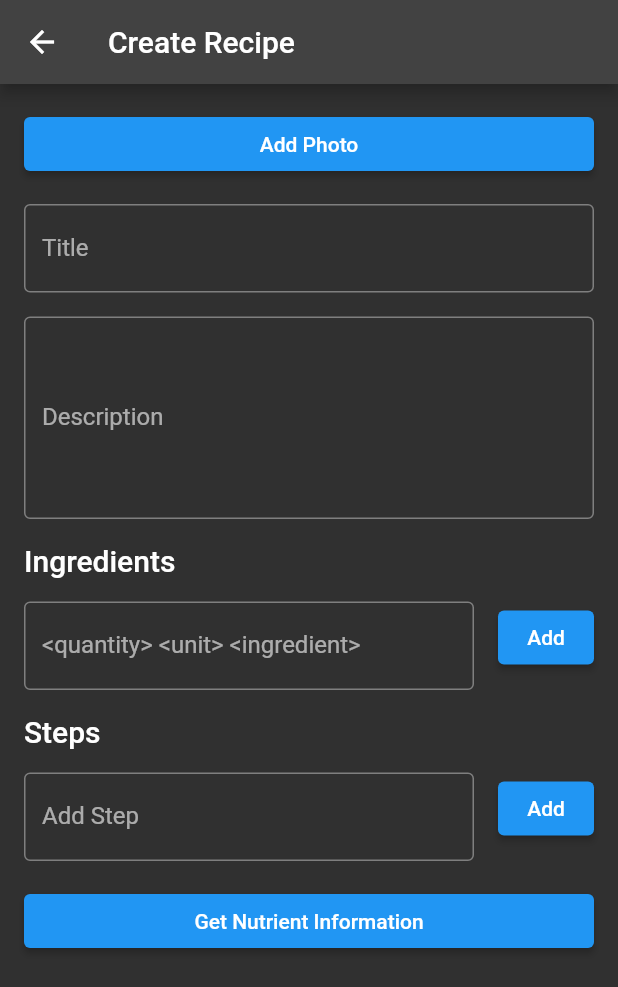
After one commit to KarthikAvinash/4epicure_final_app, a Flutter app: the CreateRecipeScreen screen opened directly, on a phone screen of 412 x 824 dp. The commit adds this screen. Shown: the top 987 px of the screen. Run offline on Flutter 3.47's test engine with Material 2 defaults, Android fonts, the phone set to English and light mode, and no system bars; our stand-ins replace animated_text_kit, flip_card, flutter_riverpod, flutter_spinkit, image_picker, material_design_icons_flutter and 5 more; missing offline and left inert: dart:html, flappy_search_bar_ns, iso_duration_parser, miniplayer; accounts and stored records are empty.

Commit message:
2nd commit

```diff
--- a/lib/globals.dart
+++ b/lib/globals.dart
@@ -2,7 +2,7 @@ library my_project.globals;
 
 import 'package:flutter/material.dart';
 
-const int user_id = 1;
+ int user_id = 1;
 
 bool isLight = false;
 Color card_color = Color.fromRGBO(220, 208, 208, 1);
@@ -11,3 +11,7 @@ Border border_color = Border.all(
   color: isLight ? Colors.white30 : Colors.black,
   width: 1.0,
 );
+
+ void setUserId(int userId) {
+    user_id = userId;
+}
--- a/lib/main.dart
+++ b/lib/main.dart
@@ -216,7 +216,7 @@ class MyApp extends StatelessWidget {
           selectedItemColor: Colors.white,
         ),
       ),
-      home: TabsScreen(),
+      home:const SignupScreen(),
     );
   }
 }
--- /dev/null
+++ b/lib/screens/add_recipe_screen.dart
@@ -0,0 +1,234 @@
+// TODO Implement this library.
+import 'dart:convert';
+import 'dart:io';
+import 'package:flutter/material.dart';
+import 'package:http/http.dart' as http;
+import 'dart:io';
+import 'package:image_picker/image_picker.dart';
+
+
+class CreateRecipeScreen extends StatefulWidget {
+  @override
+  _CreateRecipeScreenState createState() => _CreateRecipeScreenState();
+}
+
+class _CreateRecipeScreenState extends State<CreateRecipeScreen> {
+  final _formKey = GlobalKey<FormState>();
+
+  File? _imageFile;
+  List<String> _ingredients = [];
+  List<String> _steps = [];
+  String? _calories;
+  String? _protein;
+  String? _carbs;
+  String? _fat;
+
+  final _ingredientController = TextEditingController();
+  final _quantityController = TextEditingController();
+  final _stepController = TextEditingController();
+  final _titleController = TextEditingController();
+  final _descriptionController = TextEditingController();
+
+
+
+  void _addIngredient() {
+    setState(() {
+      final ingredient = _ingredientController.text.trim();
+      final quantity = _quantityController.text.trim();
+      _ingredients.add('$quantity $ingredient');
+      _ingredientController.clear();
+      _quantityController.clear();
+    });
+  }
+
+  void _addStep() {
+    setState(() {
+      _steps.add(_stepController.text);
+      _stepController.clear();
+    });
+  }
+// xxx
+  Future<void> _pickImage() async {
+  final pickedFile = await ImagePicker().getImage(source: ImageSource.gallery);
+  if (pickedFile != null) {
+    setState(() {
+      _imageFile = File(pickedFile.path);
+      final imagePath = _imageFile!.path;
+      print(imagePath);
+    });
+  }
+}
+//  xx
+
+  Future<void> _getNutrientData() async {
+    final apiKey = '27e2478852da65b9999df7eea78ec1e5';
+  final ingr = _ingredients.map((ingredient) => Uri.encodeComponent(ingredient)).join('%0D%0A');
+    final url = 'https://api.edamam.com/api/nutrition-data?app_id=a91a4cfb&app_key=$apiKey&ingr=$ingr';
+    final response = await http.get(Uri.parse(url));
+    print(response.body);
+    final nutrientData = json.decode(response.body);
+    setState(() {
+      _calories = nutrientData['calories'].toStringAsFixed(1);
+      _protein = nutrientData['totalNutrients']['PROCNT']['quantity'].toStringAsFixed(1);
+      _carbs = nutrientData['totalNutrients']['CHOCDF']['quantity'].toStringAsFixed(1);
+      _fat = nutrientData['totalNutrients']['FAT']['quantity'].toStringAsFixed(1);
+    });
+  }
+
+  @override
+  void dispose() {
+    _ingredientController.dispose();
+    _stepController.dispose();
+    super.dispose();
+  }
+
+  @override
+  Widget build(BuildContext context) {
+    return Scaffold(
+      appBar: AppBar(
+        title: Text('Create Recipe'),
+      ),
+      body: SingleChildScrollView(
+        child: Padding(
+          padding: const EdgeInsets.all(16.0),
+          child: Form(
+            key: _formKey,
+            child: Column(
+              crossAxisAlignment: CrossAxisAlignment.stretch,
+              children: [
+                if (_imageFile != null) ...[
+                  Image.file(_imageFile!),
+                  SizedBox(height: 16.0),
+                ],
+                ElevatedButton(
+                  onPressed: _pickImage,
+                  child: Text('Add Photo'),
+                ),
+                SizedBox(height: 16.0),
+                TextFormField(
+                  controller:_titleController,
+                  decoration: InputDecoration(
+                    labelText: 'Title',
+                    border: OutlineInputBorder(),
+                  ),
+                  validator: (value) {
+                    if (value == null || value.isEmpty) {
+                      return 'Please enter a title';
+                    }
+                    return null;
+                  },
+                ),
+                SizedBox(height: 16.0),
+                TextFormField(
+                  controller: _descriptionController,
+                  decoration: InputDecoration(
+                    labelText: 'Description',
+                    border: OutlineInputBorder(),
+                  ),
+                  maxLines: 5,
+                  validator: (value) {
+                    if (value == null || value.isEmpty) {
+                      return 'Please enter a description';
+                    }
+                    return null;
+                  },
+                ),
+                SizedBox(height: 16.0),
+                Text('Ingredients', style: Theme.of(context).textTheme.headline6),
+                SizedBox(height: 16.0),
+                Row(
+                  crossAxisAlignment: CrossAxisAlignment.start,
+                  children: [
+                    Expanded(
+                      child: TextFormField(
+                        controller: _ingredientController,
+                        decoration: InputDecoration(
+                          labelText: '<quantity> <unit> <ingredient>',
+                          border: OutlineInputBorder(),
+                        ),
+                      ),
+                    ),
+                    SizedBox(width: 16.0),
+                    ElevatedButton(
+                      onPressed: _addIngredient,
+                      child: Text('Add'),
+                    ),
+                  ],
+                ),
+            SizedBox(height: 16.0),
+            if(_ingredients.isNotEmpty) ...[
+              Column(
+                crossAxisAlignment: CrossAxisAlignment.start,
+                children: [
+                  Text('Ingredients:', style: TextStyle(fontWeight: FontWeight.bold)),
+                  SizedBox(height: 8.0),
+                  for (final ingredient in _ingredients)
+                    Text('• $ingredient'),
+                ],
+              ),
+              SizedBox(height: 16.0),
+            ],
+            Text('Steps', style: Theme.of(context).textTheme.headline6),
+            SizedBox(height: 16.0),
+            Row(
+              crossAxisAlignment: CrossAxisAlignment.start,
+              children: [
+                Expanded(
+                  child: TextFormField(
+                    controller: _stepController,
+                    decoration: InputDecoration(
+                      labelText: 'Add Step',
+                      border: OutlineInputBorder(),
+                    ),
+                  ),
+                ),
+                SizedBox(width: 16.0),
+                ElevatedButton(
+                  onPressed: _addStep,
+                  child: Text('Add'),
+                ),
+              ],
+            ),
+            SizedBox(height: 16.0),
+            if (_steps.isNotEmpty) ...[
+              Column(
+                crossAxisAlignment: CrossAxisAlignment.start,
+                children: [
+                  Text('Steps:', style: TextStyle(fontWeight: FontWeight.bold)),
+                  SizedBox(height: 8.0),
+                  for (var i = 0; i < _steps.length; i++)
+                    Text('${i + 1}. ${_steps[i]}'),
+                ],
+              ),
+              SizedBox(height: 16.0),
+            ],
+            ElevatedButton(
+              onPressed: () async {
+                if (_formKey.currentState!.validate()) {
+                  await _getNutrientData();
+                }
+              },
+              child: Text('Get Nutrient Information'),
+            ),
+            SizedBox(height: 16.0),
+            if (_calories != null) ...[
+              Column(
+                crossAxisAlignment: CrossAxisAlignment.start,
+                children: [
+                  Text('Nutrient Information:', style: TextStyle(fontWeight: FontWeight.bold)),
+                  SizedBox(height: 8.0),
+                  Text('Calories: $_calories kcal'),
+                  Text('Protein: $_protein g'),
+                  Text('Carbs: $_carbs g'),
+                  Text('Fat: $_fat g'),
+                ],
+              ),
+            ],
+          ],
+        ),
+      ),
+    ),
+  ),
+);
+  }
+}
--- a/lib/screens/recipe_with_pie_chart.dart
+++ b/lib/screens/recipe_with_pie_chart.dart
@@ -114,6 +114,7 @@ final _searchController = TextEditingController();
             ),
       debugShowCheckedModeBanner: false,
       home: Scaffold(
+         resizeToAvoidBottomInset: false,
         drawer: MyDrawer(),
              appBar: AppBar(
         title: TextField(
--- a/lib/screens/tabs_screen.dart
+++ b/lib/screens/tabs_screen.dart
@@ -84,11 +84,13 @@
 //     );
 //   }
 // }
+import 'package:chatgpt_course/screens/add_recipe_screen.dart';
 import 'package:chatgpt_course/screens/nav_screen.dart';
 import 'package:flutter/material.dart';
 import 'package:provider/provider.dart';
 import '../providers/models_provider.dart';
 import 'chat_screen.dart';
+import 'drawer.dart';
 import 'grocery_screen.dart';
 import 'recipe_with_pie_chart.dart';
 
@@ -124,6 +126,10 @@ class _TabsScreenState extends State<TabsScreen> {
         'title': 'Recipe Sage',
       },
       {
+        'page': CreateRecipeScreen(),
+        'title': 'Add recipe',
+      },
+      {
         'page': GroceryScreen(),
         'title': 'My Groceries',
       },
@@ -147,7 +153,7 @@ class _TabsScreenState extends State<TabsScreen> {
             : AppBar(
                 title: Text(_pages[_selectedPageIndex]['title'] as String),
               ),
-        drawer: MainDrawer(),
+        drawer: MyDrawer(),
         body: _pages[_selectedPageIndex]['page'] as Widget,
         bottomNavigationBar: BottomNavigationBar(
           onTap: _selectPage,
@@ -173,6 +179,13 @@ class _TabsScreenState extends State<TabsScreen> {
               label: 'Recipe Sage',
             ),
             BottomNavigationBarItem(
+              icon: Icon(Icons.add_circle_outline),
+              activeIcon: Icon(
+                Icons.add_circle,
+              ),
+              label: 'add post',
+            ),
+            BottomNavigationBarItem(
               icon: Icon(Icons.shopping_cart),
               activeIcon: Icon(
                 Icons.shopping_cart,
--- a/pubspec.yaml
+++ b/pubspec.yaml
@@ -53,6 +53,7 @@ dependencies:
   sharedpreference: ^0.0.1
   shared_preferences: ^2.1.0
   flappy_search_bar_ns: ^2.0.2
+  image_picker: ^0.8.7+3
 
 dev_dependencies:
   flutter_test:
```
Also changed, not shown: lib/screens/drawer.dart (+47 -19 lines), lib/screens/get_nutrients_screen.dart (added, +162 -0 lines), lib/services/auth_services.dart (+69 -27 lines), pubspec.lock.
